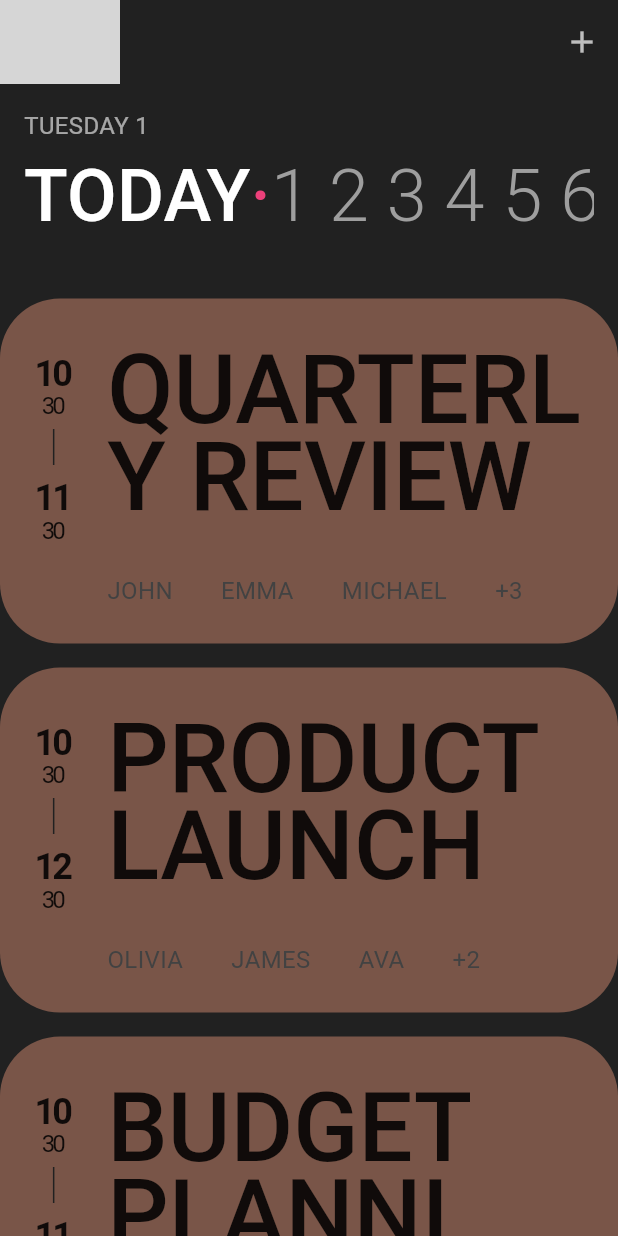
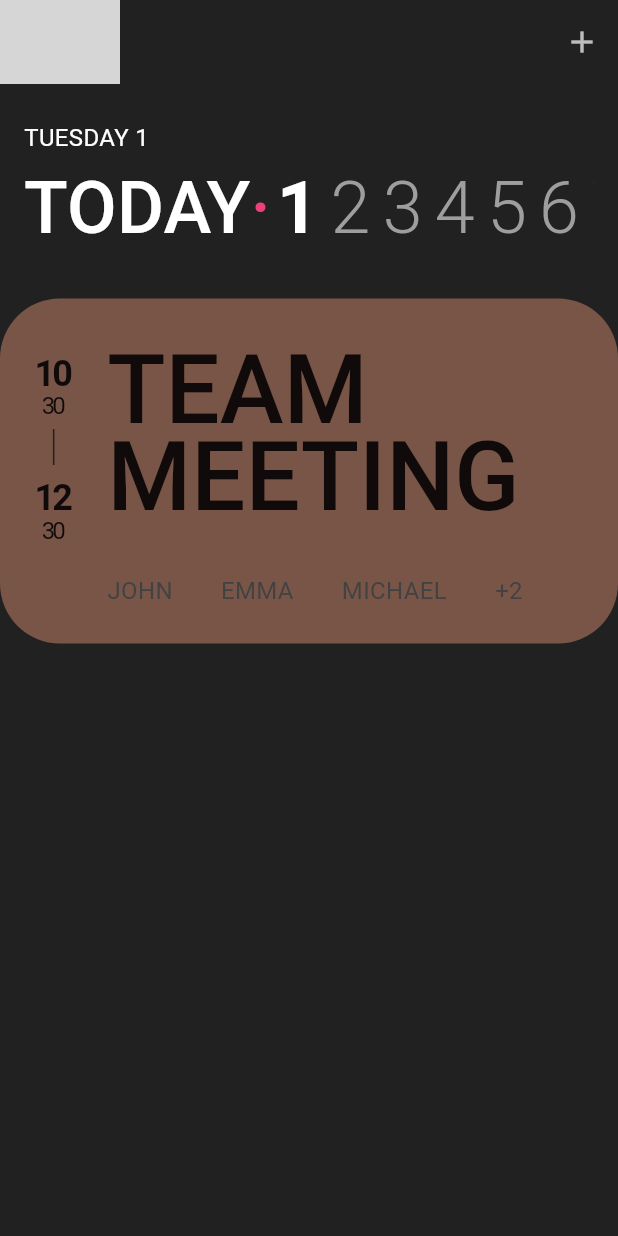
Before and after one commit to 0407chan/flutter_challenge_ui_clone, a Flutter app: the screen it shows after launch, on a phone screen of 412 x 824 dp. Run offline on Flutter 3.47's test engine with Material 3 defaults, Android fonts, the phone set to English and light mode, and no system bars; our stand-ins replace google_fonts; network calls fail; grey boxes are pictures that could not be loaded.

Commit message:
feat: currentDate별로 목록이 따로 나오도록 수정

```diff
--- a/lib/components/date_picker.dart
+++ b/lib/components/date_picker.dart
@@ -1,25 +1,42 @@
 import 'package:flutter/material.dart';
 
 class DatePicker extends StatelessWidget {
-  const DatePicker({super.key});
+  final DateTime currentDate;
+  final Function(DateTime) updateCurrentDate;
+
+  const DatePicker(
+      {super.key, required this.currentDate, required this.updateCurrentDate});
 
   @override
   Widget build(BuildContext context) {
     return Container(
-      padding: const EdgeInsets.symmetric(horizontal: 16, vertical: 16),
+      padding: const EdgeInsets.only(
+        left: 16,
+        right: 16,
+        top: 24,
+        bottom: 8,
+      ),
       child: Column(
         crossAxisAlignment: CrossAxisAlignment.start,
         children: [
-          Text(
-            "${_getDayOfWeek(DateTime.now().weekday)} ${DateTime.now().day}",
-            textAlign: TextAlign.start,
-          ),
+          Text("${_getDayOfWeek(DateTime.now().weekday)} ${DateTime.now().day}",
+              textAlign: TextAlign.start,
+              style: const TextStyle(
+                color: Colors.white,
+              )),
           SingleChildScrollView(
             scrollDirection: Axis.horizontal,
             child: Row(children: [
-              Text(
-                'TODAY',
-                style: Theme.of(context).textTheme.titleMedium,
+              GestureDetector(
+                onTap: () => updateCurrentDate(DateTime.now()),
+                child: Text(
+                  'TODAY',
+                  style: Theme.of(context).textTheme.titleMedium!.copyWith(
+                        color: currentDate.day == DateTime.now().day
+                            ? Colors.white
+                            : Colors.grey[500],
+                      ),
+                ),
               ),
               Text(
                 '·',
@@ -32,12 +49,23 @@ class DatePicker extends StatelessWidget {
                   for (var date = DateTime.now();
                       date.month == DateTime.now().month;
                       date = date.add(const Duration(days: 1)))
-                    Text(
-                      '${date.day} ',
-                      style: Theme.of(context).textTheme.titleMedium!.copyWith(
-                            color: Colors.grey[500],
-                            fontWeight: FontWeight.w300,
-                          ),
+                    GestureDetector(
+                      onTap: () => updateCurrentDate(date),
+                      child: Padding(
+                        padding: const EdgeInsets.symmetric(horizontal: 4),
+                        child: Text(
+                          '${date.day}',
+                          style:
+                              Theme.of(context).textTheme.titleMedium!.copyWith(
+                                    color: date.day == currentDate.day
+                                        ? Colors.white
+                                        : Colors.grey[500],
+                                    fontWeight: date.day == currentDate.day
+                                        ? FontWeight.bold
+                                        : FontWeight.w300,
+                                  ),
+                        ),
+                      ),
                     ),
                 ],
               ),
--- a/lib/constants/schedules.dart
+++ b/lib/constants/schedules.dart
@@ -1,68 +1,78 @@
 import 'package:ui_clone/models/schedule.dart';
 
 final List<Schedule> schedules = [
+  // 오늘
   Schedule(
-    title: 'QUARTERLY REVIEW',
+    title: 'TEAM MEETING',
     startAt: DateTime.now(),
-    endAt: DateTime.now().add(const Duration(hours: 1)),
-    participants: ['JOHN', 'EMMA', 'MICHAEL', 'SOPHIA', 'WILLIAM', 'ME'],
+    endAt: DateTime.now().add(const Duration(hours: 2)),
+    participants: ['JOHN', 'EMMA', 'MICHAEL', 'SOPHIA', 'ME'],
+  ),
+
+  // 1일 후
+  Schedule(
+    title: 'PROJECT KICKOFF',
+    startAt: DateTime.now().add(const Duration(days: 1)),
+    endAt: DateTime.now().add(const Duration(days: 1, hours: 1)),
+    participants: ['OLIVIA', 'JAMES', 'AVA', 'ALEXANDER', 'WILLIAM', 'EMILY'],
   ),
   Schedule(
-    title: 'PRODUCT LAUNCH',
-    startAt: DateTime.now().add(const Duration(days: 1)),
-    endAt: DateTime.now().add(const Duration(days: 1, hours: 2)),
-    participants: ['OLIVIA', 'JAMES', 'AVA', 'ALEXANDER', 'ME'],
+    title: 'CLIENT CALL',
+    startAt: DateTime.now().add(const Duration(days: 1, hours: 3)),
+    endAt: DateTime.now().add(const Duration(days: 1, hours: 4)),
+    participants: ['SOPHIA', 'DANIEL', 'ME'],
   ),
+
+  // 2일 후
   Schedule(
-    title: 'BUDGET PLANNING',
+    title: 'BUDGET REVIEW',
     startAt: DateTime.now().add(const Duration(days: 2)),
-    endAt: DateTime.now().add(const Duration(days: 2, hours: 1)),
-    participants: [
-      'CHARLOTTE',
-      'BENJAMIN',
-      'AMELIA',
-      'DANIEL',
-      'EMILY',
-      'HENRY'
-    ],
+    endAt: DateTime.now().add(const Duration(days: 2, hours: 2)),
+    participants: ['CHARLOTTE', 'BENJAMIN', 'AMELIA', 'HENRY', 'ME'],
   ),
+
+  // 3일 후
   Schedule(
-    title: 'CLIENT PRESENTATION',
+    title: 'PRODUCT DEMO',
     startAt: DateTime.now().add(const Duration(days: 3)),
-    endAt: DateTime.now().add(const Duration(days: 3, hours: 2)),
-    participants: ['ELIZABETH', 'SAMUEL', 'SOPHIA', 'ME'],
+    endAt: DateTime.now().add(const Duration(days: 3, hours: 1)),
+    participants: ['ELIZABETH', 'SAMUEL', 'SOPHIA', 'WILLIAM', 'OLIVER'],
   ),
   Schedule(
     title: 'TEAM BUILDING',
-    startAt: DateTime.now().add(const Duration(days: 4)),
-    endAt: DateTime.now().add(const Duration(days: 4, hours: 3)),
-    participants: ['JOSEPH', 'EVELYN', 'DAVID', 'ABIGAIL', 'CHRISTOPHER'],
-  ),
-  Schedule(
-    title: 'STRATEGIC PLANNING',
-    startAt: DateTime.now().add(const Duration(days: 5)),
-    endAt: DateTime.now().add(const Duration(days: 5, hours: 4)),
+    startAt: DateTime.now().add(const Duration(days: 3, hours: 3)),
+    endAt: DateTime.now().add(const Duration(days: 3, hours: 6)),
     participants: [
-      'GRACE',
-      'ANDREW',
-      'VICTORIA',
-      'DANIEL',
-      'SOFIA',
-      'MATTHEW',
-      'CHLOE',
+      'JOSEPH',
+      'EVELYN',
+      'DAVID',
+      'ABIGAIL',
+      'CHRISTOPHER',
+      'EMMA',
+      'MICHAEL',
       'ME'
     ],
   ),
+
+  // 4일 후
   Schedule(
-    title: 'PERFORMANCE REVIEW',
-    startAt: DateTime.now().add(const Duration(days: 6)),
-    endAt: DateTime.now().add(const Duration(days: 6, hours: 2)),
-    participants: ['RYAN', 'ZOEY', 'NATHAN', 'LILY'],
+    title: 'STRATEGY SESSION',
+    startAt: DateTime.now().add(const Duration(days: 4)),
+    endAt: DateTime.now().add(const Duration(days: 4, hours: 3)),
+    participants: ['GRACE', 'ANDREW', 'VICTORIA', 'DANIEL', 'SOFIA', 'MATTHEW'],
+  ),
+
+  // 5일 후
+  Schedule(
+    title: 'PERFORMANCE REVIEWS',
+    startAt: DateTime.now().add(const Duration(days: 5)),
+    endAt: DateTime.now().add(const Duration(days: 5, hours: 4)),
+    participants: ['RYAN', 'ZOEY', 'NATHAN', 'LILY', 'ME'],
   ),
   Schedule(
-    title: 'NEW HIRE ORIENTATION',
-    startAt: DateTime.now().add(const Duration(days: 7)),
-    endAt: DateTime.now().add(const Duration(days: 7, hours: 5)),
+    title: 'TRAINING WORKSHOP',
+    startAt: DateTime.now().add(const Duration(days: 5, hours: 5)),
+    endAt: DateTime.now().add(const Duration(days: 5, hours: 8)),
     participants: [
       'ETHAN',
       'MIA',
@@ -70,19 +80,23 @@ final List<Schedule> schedules = [
       'HANNAH',
       'CHRISTOPHER',
       'ADDISON',
-      'ME'
+      'OLIVIA'
     ],
   ),
+
+  // 6일 후
   Schedule(
-    title: 'MARKETING STRATEGY',
-    startAt: DateTime.now().add(const Duration(days: 8)),
-    endAt: DateTime.now().add(const Duration(days: 8, hours: 3)),
-    participants: ['SCARLETT', 'AIDEN', 'ELLA', 'LUCAS', 'ARIA'],
+    title: 'MARKETING BRAINSTORM',
+    startAt: DateTime.now().add(const Duration(days: 6)),
+    endAt: DateTime.now().add(const Duration(days: 6, hours: 2)),
+    participants: ['SCARLETT', 'AIDEN', 'ELLA', 'LUCAS', 'ARIA', 'JAMES', 'ME'],
   ),
+
+  // 7일 후
   Schedule(
-    title: 'IT INFRASTRUCTURE',
-    startAt: DateTime.now().add(const Duration(days: 9)),
-    endAt: DateTime.now().add(const Duration(days: 9, hours: 2)),
+    title: 'IT INFRASTRUCTURE REVIEW',
+    startAt: DateTime.now().add(const Duration(days: 7)),
+    endAt: DateTime.now().add(const Duration(days: 7, hours: 3)),
     participants: [
       'LIAM',
       'AVERY',
@@ -90,41 +104,22 @@ final List<Schedule> schedules = [
       'MADISON',
       'GABRIEL',
       'AUBREY',
-      'OWEN',
-      'ME'
+      'OWEN'
     ],
   ),
   Schedule(
-    title: 'ANNUAL GALA',
-    startAt: DateTime.now().add(const Duration(days: 10)),
-    endAt: DateTime.now().add(const Duration(days: 10, hours: 4)),
-    participants: ['ISABELLA', 'CARTER', 'HARPER', 'WYATT', 'EVELYN'],
-  ),
-  Schedule(
-    title: 'BOARD MEETING',
-    startAt: DateTime.now().add(const Duration(days: 10)),
-    endAt: DateTime.now().add(const Duration(days: 10, hours: 4)),
-    participants: ['NOAH', 'PENELOPE', 'GRAYSON', 'LAYLA', 'ME'],
-  ),
-  Schedule(
-    title: 'SALES CONFERENCE',
-    startAt: DateTime.now().add(const Duration(days: 10)),
-    endAt: DateTime.now().add(const Duration(days: 10, hours: 4)),
-    participants: ['OLIVER', 'RILEY', 'ELLIE', 'JULIAN', 'AUBREY', 'CALEB'],
-  ),
-  Schedule(
-    title: 'COMPANY RETREAT',
-    startAt: DateTime.now().add(const Duration(days: 10)),
-    endAt: DateTime.now().add(const Duration(days: 10, hours: 4)),
+    title: 'QUARTERLY PLANNING',
+    startAt: DateTime.now().add(const Duration(days: 7, hours: 4)),
+    endAt: DateTime.now().add(const Duration(days: 7, hours: 7)),
     participants: [
+      'NOAH',
+      'PENELOPE',
+      'GRAYSON',
+      'LAYLA',
+      'WILLIAM',
+      'SOPHIA',
+      'MICHAEL',
       'EMMA',
-      'JACK',
-      'HAZEL',
-      'LUKE',
-      'NORA',
-      'ISAAC',
-      'ZOE',
-      'LEVI',
       'ME'
     ],
   ),
--- a/lib/main.dart
+++ b/lib/main.dart
@@ -3,13 +3,34 @@
 import 'package:ui_clone/components/date_picker.dart';
 import 'package:ui_clone/components/schedule_card.dart';
 import 'package:ui_clone/constants/schedules.dart';
+import 'package:ui_clone/models/schedule.dart';
 
 void main() {
   runApp(const App());
 }
 
-class App extends StatelessWidget {
+class App extends StatefulWidget {
   const App({super.key});
+
+  @override
+  State<App> createState() => _AppState();
+}
+
+class _AppState extends State<App> {
+  DateTime _currentDate = DateTime.now();
+
+  void updateCurrentDate(DateTime date) {
+    setState(() {
+      _currentDate = date;
+    });
+  }
+
+  List<Schedule> getCurrentSchedules() {
+    return schedules
+        .where((schedule) => schedule.startAt.day == _currentDate.day)
+        .toList();
+  }
+
   @override
   Widget build(BuildContext context) {
     return MaterialApp(
@@ -67,15 +88,24 @@
         ),
         body: Column(
           children: [
-            const DatePicker(),
+            DatePicker(
+                currentDate: _currentDate,
+                updateCurrentDate: updateCurrentDate),
             const SizedBox(height: 8),
+            if (getCurrentSchedules().isEmpty)
+              Text(
+                '예정된 일정이 없습니다.',
+                style: Theme.of(context).textTheme.titleMedium?.copyWith(
+                      color: Colors.white,
+                    ),
+              ),
             Expanded(
               child: ListView.builder(
-                itemCount: schedules.length, // 스케줄 리스트의 길이
+                itemCount: getCurrentSchedules().length, // 스케줄 리스트의 길이
                 itemBuilder: (context, index) {
                   return Padding(
                     padding: const EdgeInsets.symmetric(vertical: 8),
-                    child: ScheduleCard(schedule: schedules[index]),
+                    child: ScheduleCard(schedule: getCurrentSchedules()[index]),
                   );
                 },
               ),
```
